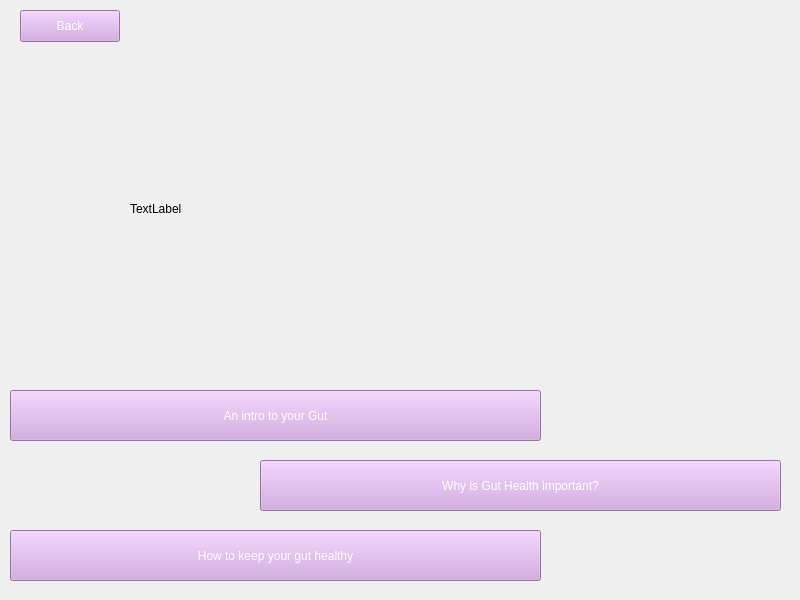
University-of-Utah-CS3505/a9-edu-app-f24-00Calvin00, file A8EduApp/teachingwidget.ui: the form before one commit.
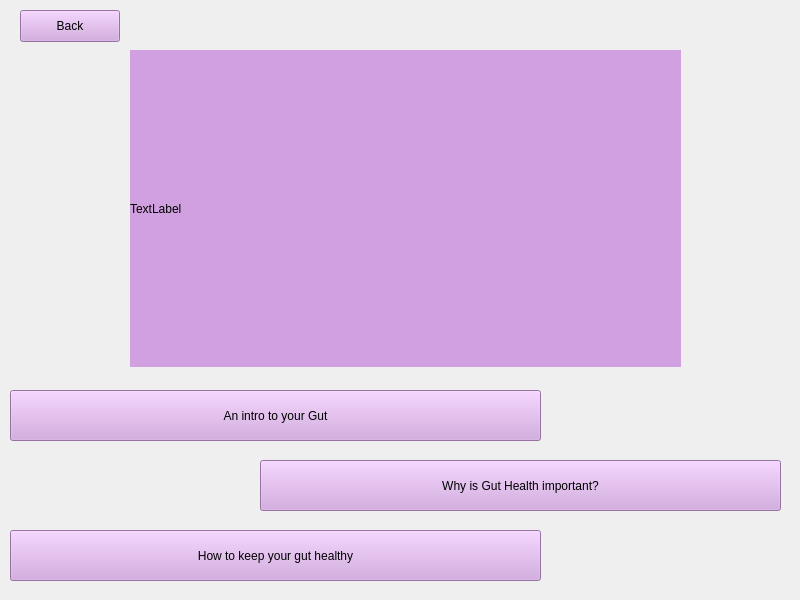
The form after the commit.

Commit message: Text Color

What changed in the file:
```diff
--- a/A8EduApp/teachingwidget.ui
+++ b/A8EduApp/teachingwidget.ui
@@ -27,7 +27,7 @@
    </property>
    <property name="styleSheet">
     <string notr="true">background-color: rgb(209, 160, 224);
-color: rgb(255, 255, 255);</string>
+color: rgb(0, 0, 0);</string>
    </property>
    <property name="text">
     <string>An intro to your Gut</string>
@@ -44,7 +44,7 @@
    </property>
    <property name="styleSheet">
     <string notr="true">background-color: rgb(209, 160, 224);
-color: rgb(255, 255, 255);</string>
+color: rgb(0, 0, 0);</string>
    </property>
    <property name="text">
     <string>Why is Gut Health important?</string>
@@ -61,7 +61,7 @@
    </property>
    <property name="styleSheet">
     <string notr="true">background-color: rgb(209, 160, 224);
-color: rgb(255, 255, 255);</string>
+color: rgb(0, 0, 0);</string>
    </property>
    <property name="text">
     <string>How to keep your gut healthy</string>
@@ -78,7 +78,7 @@
    </property>
    <property name="styleSheet">
     <string notr="true">background-color: rgb(209, 160, 224);
-color: rgb(255, 255, 255);</string>
+color: rgb(0, 0, 0);</string>
    </property>
    <property name="text">
     <string>Back</string>
@@ -93,6 +93,10 @@
      <height>317</height>
     </rect>
    </property>
+   <property name="styleSheet">
+    <string>background-color: rgb(209, 160, 224);
+color: rgb(0, 0, 0);</string>
+   </property>
    <property name="text">
     <string>TextLabel</string>
    </property>
```
The commit also changes 1 other file.
